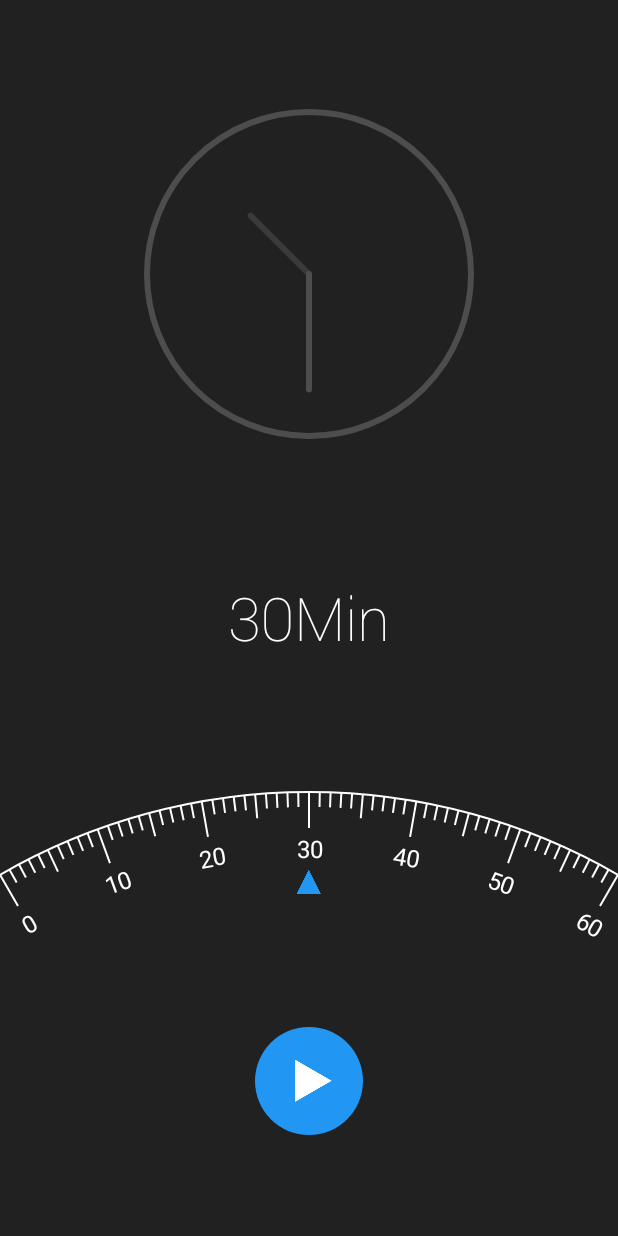
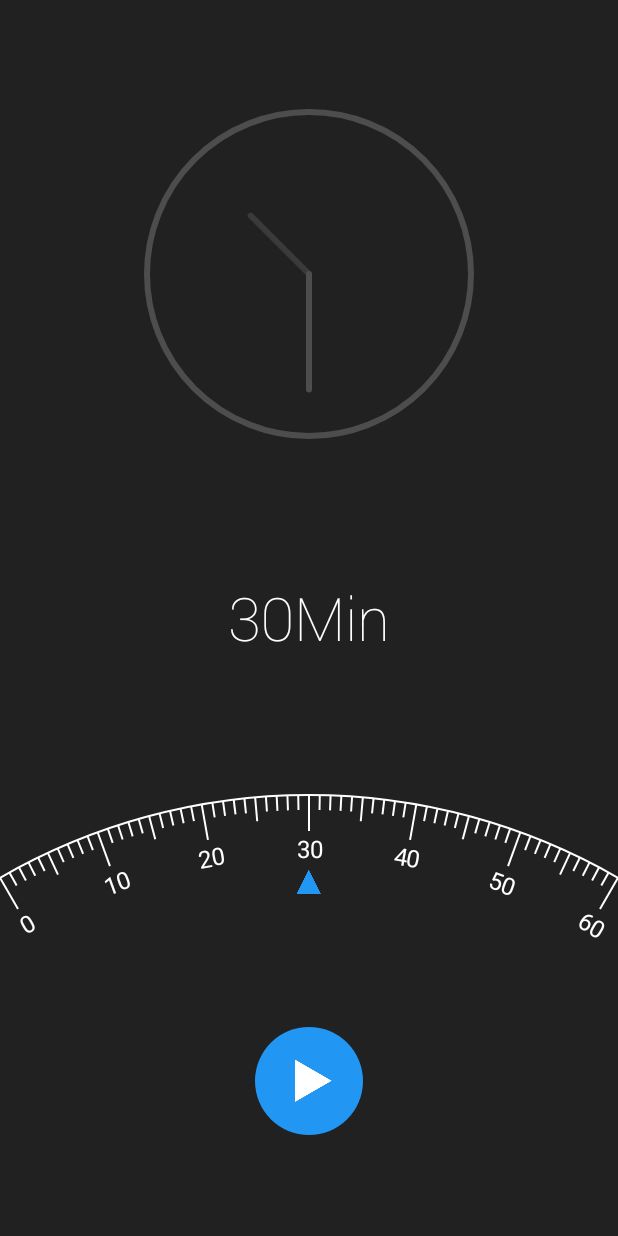
Before and after one commit to jrfeng/LittleRest, an Android app: the screen it shows after launch (MainActivity), on a phone screen of 412 x 824 dp. Run offline under Robolectric (Android 15) with nearby library versions, the phone set to English and light mode, and no system bars.

Commit message:
[fix] some bugs

```diff
--- a/app/src/main/AndroidManifest.xml
+++ b/app/src/main/AndroidManifest.xml
@@ -4,6 +4,7 @@
     package="jrfeng.rest">
 
     <uses-permission android:name="android.permission.WAKE_LOCK"/>
+    <uses-permission android:name="android.permission.VIBRATE" />
 
     <application
         android:name=".AppApplication"
--- a/app/src/main/java/jrfeng/rest/widget/RulerView.java
+++ b/app/src/main/java/jrfeng/rest/widget/RulerView.java
@@ -181,10 +181,11 @@ public class RulerView extends View {
     protected void onDraw(Canvas canvas) {
         super.onDraw(canvas);
 
-        int scaleLineHalfWidth = (int) Math.round(mScaleLineWidth / 2.0);
+//        int scaleLineHalfWidth = (int) Math.round(mScaleLineWidth / 2.0);
 
+        int yOffset = mScaleLineWidth + 2;  // 多加两像素的偏移量，避免圆弧顶部与视图边缘相切
         mCenterX = getWidth() / 2;
-        mCenterY = getWidth() + scaleLineHalfWidth;
+        mCenterY = getWidth() + yOffset;
 
         mPaint.setColor(mScaleLineColor);
         mPaint.setStyle(Paint.Style.STROKE);
@@ -192,7 +193,7 @@ public class RulerView extends View {
 
         // 绘制刻度
         // 以垂直中线位置作为参考（0 度位置）
-        int startY = mScaleLineWidth / 2;
+        int startY = yOffset;
         for (int i = 0; i < 61; i++) {
             int rotateDegrees = i - 30;
 
--- a/app/src/main/res/layout/activity_main.xml
+++ b/app/src/main/res/layout/activity_main.xml
@@ -6,6 +6,8 @@
     android:layout_width="match_parent"
     android:layout_height="match_parent"
     android:background="@color/colorPrimary"
+    android:clipToPadding="true"
+    android:fitsSystemWindows="true"
     tools:context=".activity.MainActivity">
 
     <FrameLayout
--- a/app/src/main/res/layout/activity_timeout.xml
+++ b/app/src/main/res/layout/activity_timeout.xml
@@ -3,7 +3,9 @@
     xmlns:app="http://schemas.android.com/apk/res-auto"
     xmlns:tools="http://schemas.android.com/tools"
     android:layout_width="match_parent"
-    android:layout_height="match_parent">
+    android:layout_height="match_parent"
+    android:clipToPadding="true"
+    android:fitsSystemWindows="true">
 
     <TextView
         android:id="@+id/tvMessage"
--- /dev/null
+++ b/app/src/main/res/values-v19/styles.xml
@@ -0,0 +1,13 @@
+<?xml version="1.0" encoding="utf-8"?>
+<resources>
+    <!-- Base application theme. -->
+    <style name="AppTheme" parent="Theme.AppCompat.Light.NoActionBar">
+        <!-- Customize your theme here. -->
+        <item name="colorPrimary">@color/colorPrimary</item>
+        <item name="colorPrimaryDark">@color/colorPrimaryDark</item>
+        <item name="colorAccent">@color/colorAccent</item>
+
+        <item name="android:windowBackground">@drawable/launch_background</item>
+        <item name="android:windowTranslucentStatus">true</item>
+    </style>
+</resources>
```
Also changed, not shown: app/src/main/java/jrfeng/rest/activity/TimeoutActivity.java (+18 -1 lines), 1 other file.
